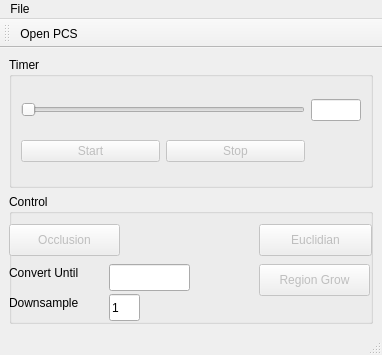
Qt form mainwindow.ui (mustafasezer/3DSegmentation) before a commit.
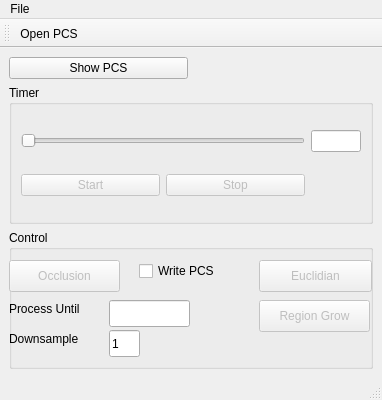
The same form after that commit.

Commit message: GUI modified to write and visualize PCS file

Patch:
```diff
--- a/mainwindow.ui
+++ b/mainwindow.ui
@@ -7,7 +7,7 @@
     <x>0</x>
     <y>0</y>
     <width>382</width>
-    <height>355</height>
+    <height>400</height>
    </rect>
   </property>
   <property name="windowTitle">
@@ -15,13 +15,13 @@
   </property>
   <widget class="QWidget" name="centralwidget">
    <layout class="QGridLayout" name="gridLayout">
-    <item row="0" column="0" colspan="2">
+    <item row="3" column="0" colspan="2">
      <widget class="QGroupBox" name="groupBox">
       <property name="title">
        <string>Timer</string>
       </property>
       <layout class="QGridLayout" name="gridLayout_2">
-       <item row="0" column="2">
+       <item row="1" column="2">
         <widget class="QLineEdit" name="lineEdit_time">
          <property name="maximumSize">
           <size>
@@ -34,7 +34,7 @@
          </property>
         </widget>
        </item>
-       <item row="2" column="0">
+       <item row="3" column="0">
         <widget class="QPushButton" name="pushButton_start">
          <property name="enabled">
           <bool>false</bool>
@@ -47,7 +47,7 @@
          </property>
         </widget>
        </item>
-       <item row="0" column="0" colspan="2">
+       <item row="1" column="0" colspan="2">
         <widget class="QSlider" name="horizontalSlider">
          <property name="enabled">
           <bool>false</bool>
@@ -57,7 +57,7 @@
          </property>
         </widget>
        </item>
-       <item row="2" column="1">
+       <item row="3" column="1">
         <widget class="QPushButton" name="pushButton_stop">
          <property name="enabled">
           <bool>false</bool>
@@ -70,7 +70,7 @@
       </layout>
      </widget>
     </item>
-    <item row="1" column="0" colspan="2">
+    <item row="4" column="0" colspan="2">
      <widget class="QGroupBox" name="groupBox_2">
       <property name="title">
        <string>Control</string>
@@ -146,7 +146,7 @@
         </rect>
        </property>
        <property name="text">
-        <string>Convert Until</string>
+        <string>Process Until</string>
        </property>
       </widget>
       <widget class="QLineEdit" name="downsample">
@@ -175,6 +175,26 @@
         <string>Downsample</string>
        </property>
       </widget>
+      <widget class="QCheckBox" name="writePCSCheckBox">
+       <property name="geometry">
+        <rect>
+         <x>130</x>
+         <y>30</y>
+         <width>97</width>
+         <height>22</height>
+        </rect>
+       </property>
+       <property name="text">
+        <string>Write PCS</string>
+       </property>
+      </widget>
+     </widget>
+    </item>
+    <item row="2" column="0">
+     <widget class="QPushButton" name="pushButton">
+      <property name="text">
+       <string>Show PCS</string>
+      </property>
      </widget>
     </item>
    </layout>
```
The commit also changes 5 other files.
